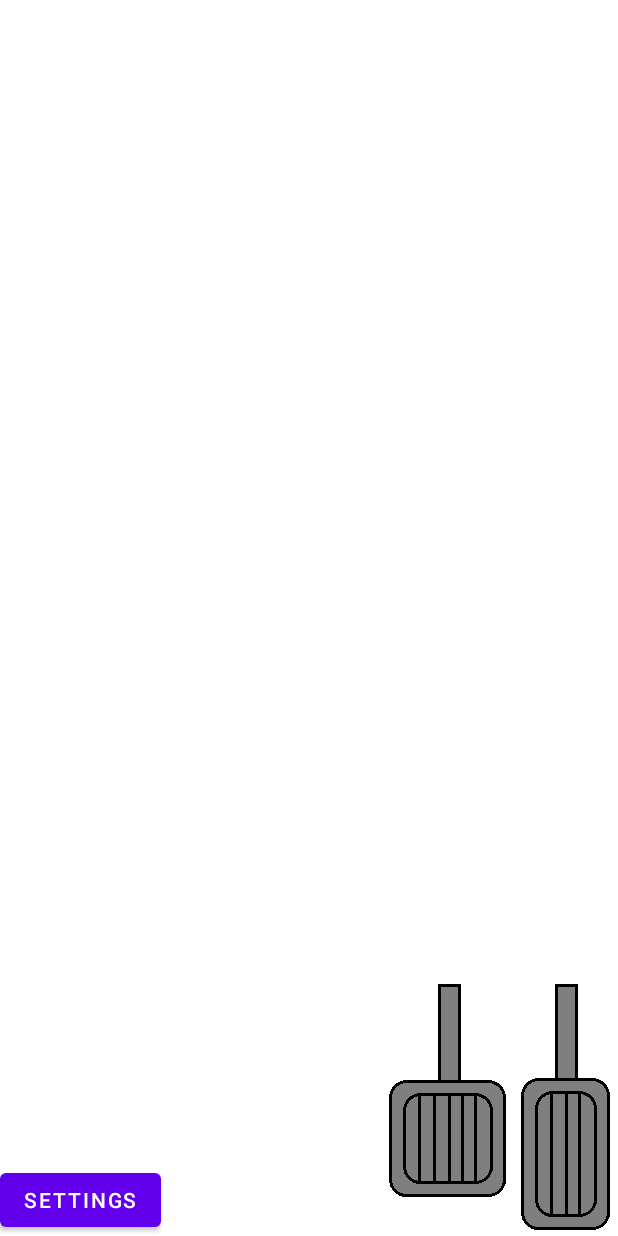
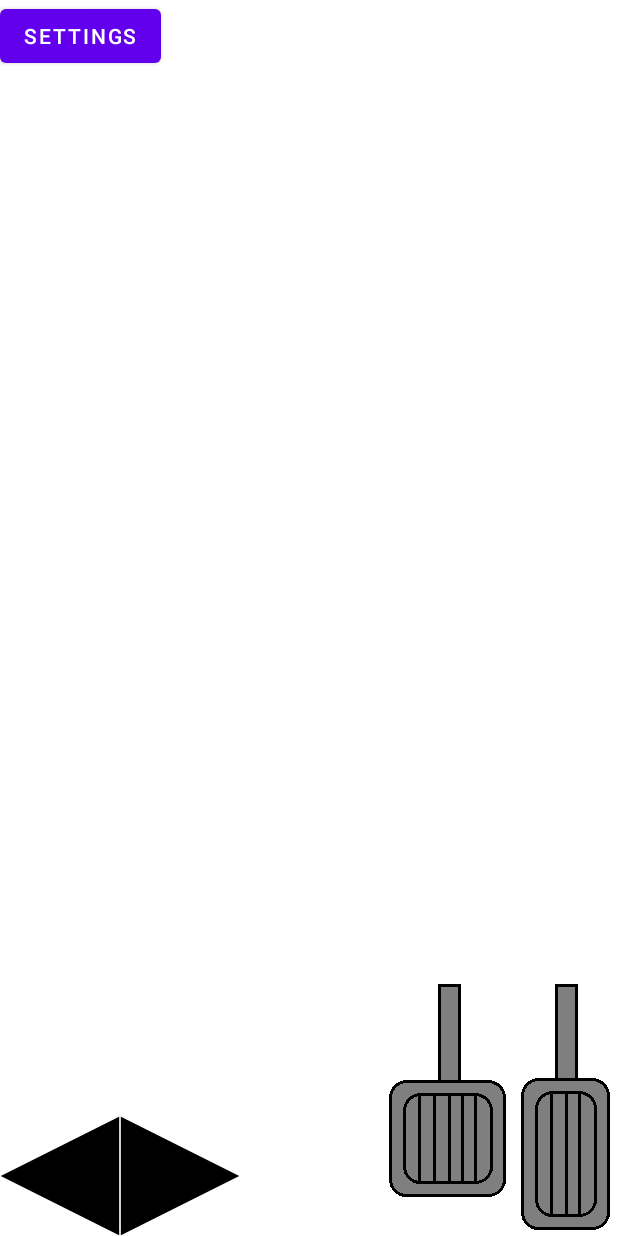
Before and after one commit to KB9/GUTS_Hackathon_2016, an Android app: the layout main.xml on its own in the app's theme, with its tools: preview values and no code run, on a phone screen of 412 x 824 dp. Run offline under Robolectric (Android 15) with nearby library versions, the phone set to English and light mode, and no system bars.

Commit message:
Real steering implemented with buttons

```diff
--- a/aRSimpleNativeCars/src/main/res/layout/main.xml
+++ b/aRSimpleNativeCars/src/main/res/layout/main.xml
@@ -35,10 +35,31 @@
 
     </LinearLayout>
 
+    <LinearLayout
+        android:layout_width="wrap_content"
+        android:layout_height="wrap_content"
+        android:layout_alignParentBottom="true"
+        android:layout_alignParentLeft="true"
+        android:layout_alignParentStart="true"
+        android:orientation="horizontal">
+
+        <ImageView
+            android:id="@+id/steer_left_image"
+            android:layout_width="wrap_content"
+            android:layout_height="wrap_content"
+            android:src="@drawable/steer_left" />
+
+        <ImageView
+            android:id="@+id/steer_right_image"
+            android:layout_width="wrap_content"
+            android:layout_height="wrap_content"
+            android:src="@drawable/steer_right" />
+
+    </LinearLayout>
+
     <Button
         android:layout_width="wrap_content"
         android:layout_height="wrap_content"
-        android:layout_alignParentBottom="true"
         android:layout_alignParentLeft="true"
         android:layout_alignParentStart="true"
         android:text="Settings"
```
Also changed, not shown: aRSimpleNativeCars/src/main/java/org/artoolkit/ar/samples/ARSimpleNativeCars/ARSimpleNativeCarsActivity.java (+41 -0 lines), aRSimpleNativeCars/src/main/res/drawable-hdpi/steer_left.png (added), aRSimpleNativeCars/src/main/res/drawable-hdpi/steer_right.png (added), 3 other files.
